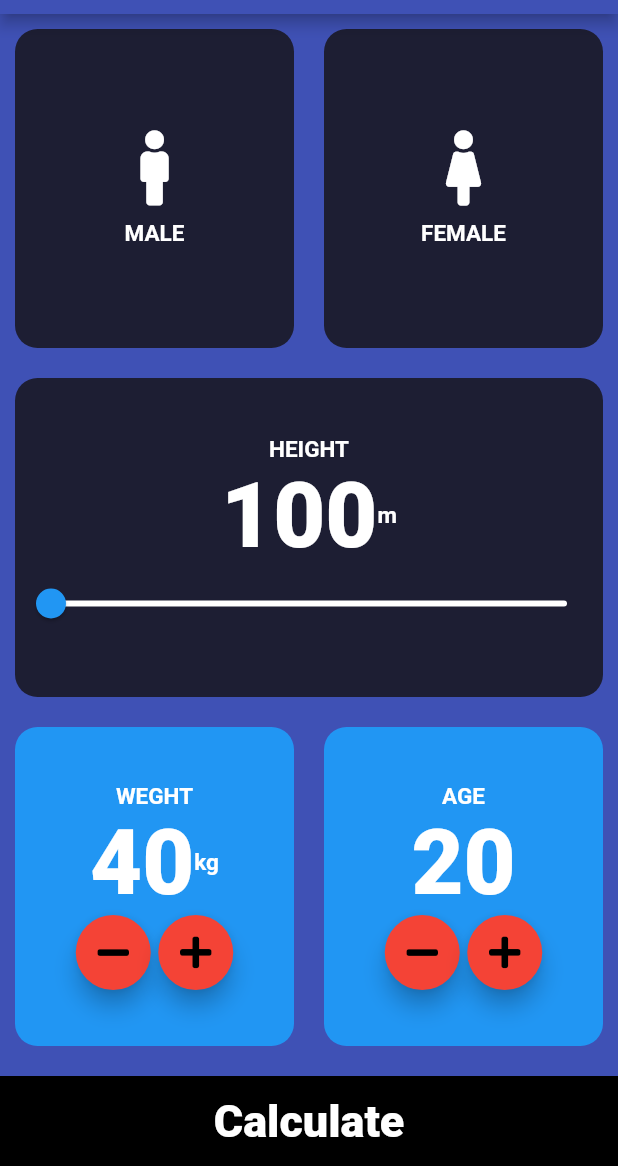
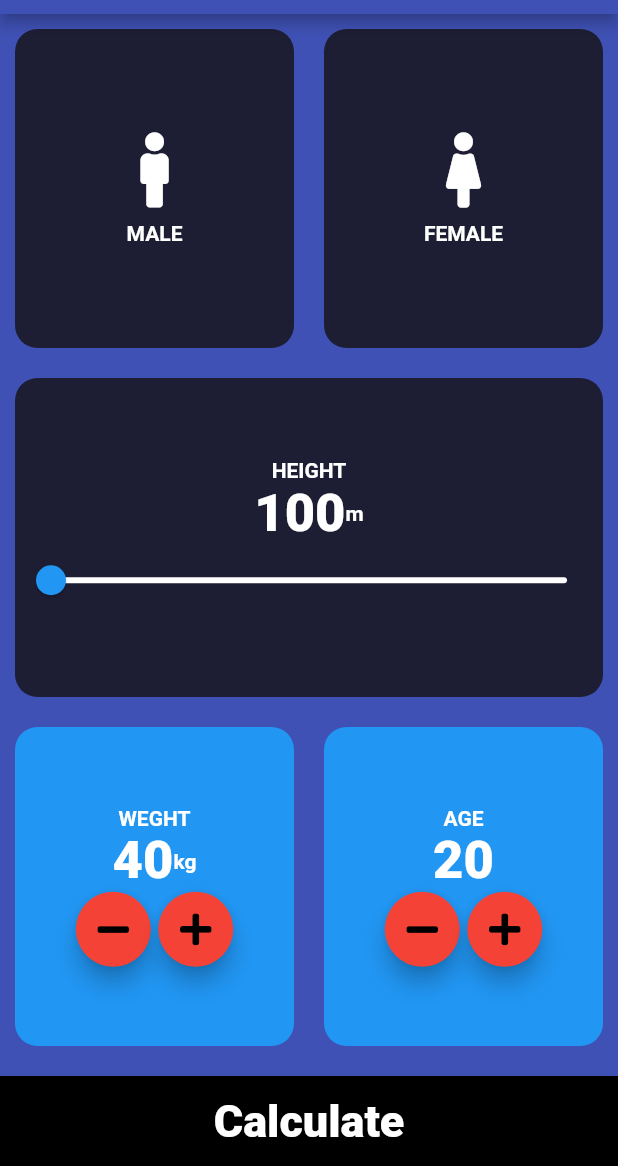
Before and after one commit to umairnawaz333/BMI-Calculator, a Flutter app: the screen it shows after launch, on a phone screen of 412 x 824 dp, the part 70-1236 px from its top. Run offline on Flutter 3.47's test engine with Material 2 defaults, Android fonts, the phone set to English and light mode, and no system bars; our stand-ins replace flutter_spinkit, font_awesome_flutter.

Commit message:
Change Color For input and Round button..

```diff
--- a/lib/constent_variable.dart
+++ b/lib/constent_variable.dart
@@ -1,15 +1,15 @@
 import 'package:flutter/material.dart';
 
-const activationcolor = Color(0xFF111328);
+const activationcolor = Colors.blue;
 const deactivationcolor = Color(0xFF1D1E33);
 
 const ConstentTextLabel = TextStyle(
-  fontSize: 15,
+  fontSize: 14,
   fontWeight: FontWeight.bold,
 );
 
 const ConstentTextLabe2 = TextStyle(
-  fontSize: 60,
+  fontSize: 35,
   fontWeight: FontWeight.w900,
 );
 
```
